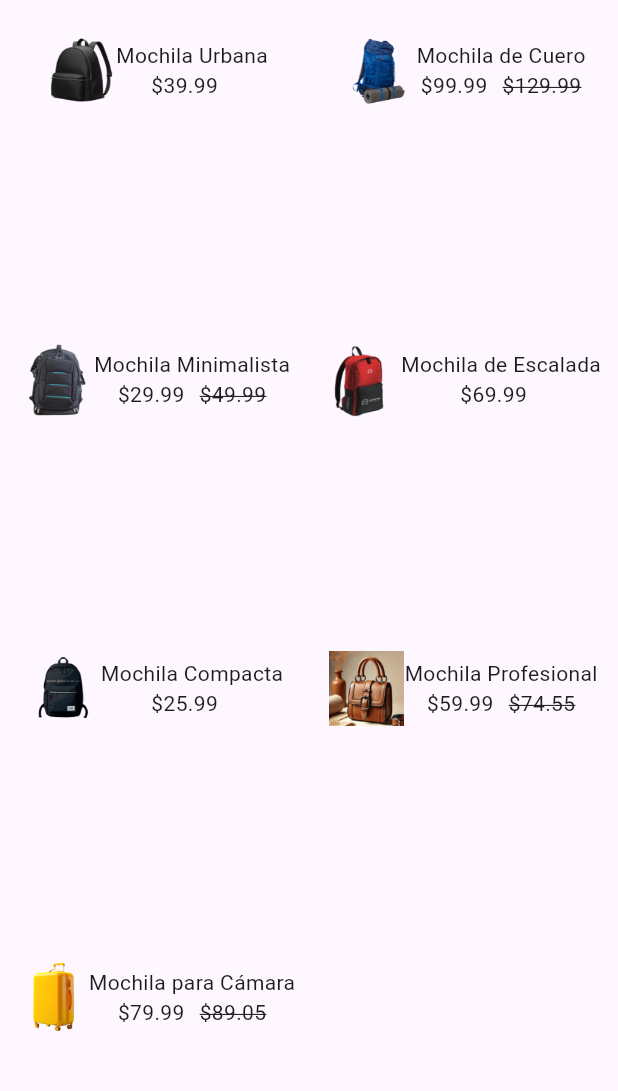
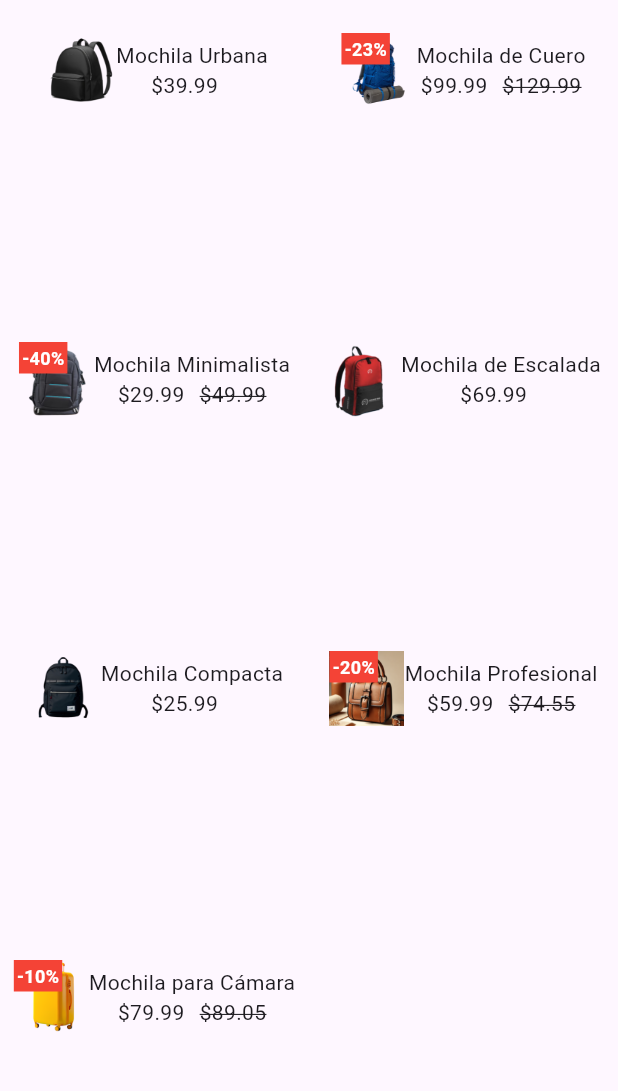
Before and after one commit to Andresas106/DartFlutterCourse, a Flutter app: the screen it shows after launch, scrolled down 1704 dp, on a phone screen of 412 x 824 dp, the part 84-1175 px from its top. Run offline on Flutter 3.47's test engine with Material 3 defaults, Android fonts, the phone set to English and light mode, and no system bars.

Commit message:
part 3 done

```diff
--- a/Task2/lib/widgets/product_item.dart
+++ b/Task2/lib/widgets/product_item.dart
@@ -9,6 +9,11 @@ class ProductItem extends StatelessWidget {
 
   @override
   Widget build(BuildContext context) {
+    double discountPercentage = 0;
+    if (product.price < product.original_price) {
+      discountPercentage =
+          ((product.original_price - product.price) / product.original_price) * 100;
+    }
     return GestureDetector(
       onTap: () {
         Navigator.of(context).push(
@@ -21,11 +26,32 @@ class ProductItem extends StatelessWidget {
         child: Row(
           mainAxisAlignment: MainAxisAlignment.center,
           children: [
-            Image.asset(
-              product.imagePath,
-              fit: BoxFit.cover,
-              width: 50,
-              height: 50,
+            Stack(
+              children: [
+                // Product image
+                Image.asset(
+                  product.imagePath,
+                  fit: BoxFit.cover,
+                  width: 50,
+                  height: 50,
+                ),
+                // Discount percentage on top left
+                if (discountPercentage > 0)
+                  Positioned(
+                    child: Container(
+                      padding: EdgeInsets.all(2),
+                      color: Colors.red,
+                      child: Text(
+                        '-${discountPercentage.toStringAsFixed(0)}%',
+                        style: TextStyle(
+                          color: Colors.white,
+                          fontWeight: FontWeight.bold,
+                          fontSize: 12,
+                        ),
+                      ),
+                    ),
+                  ),
+              ],
             ),
             Column(
               mainAxisAlignment: MainAxisAlignment.center,
```
Also changed, not shown: Task2/lib/screens/product_detail_screen.dart (+19 -0 lines).
